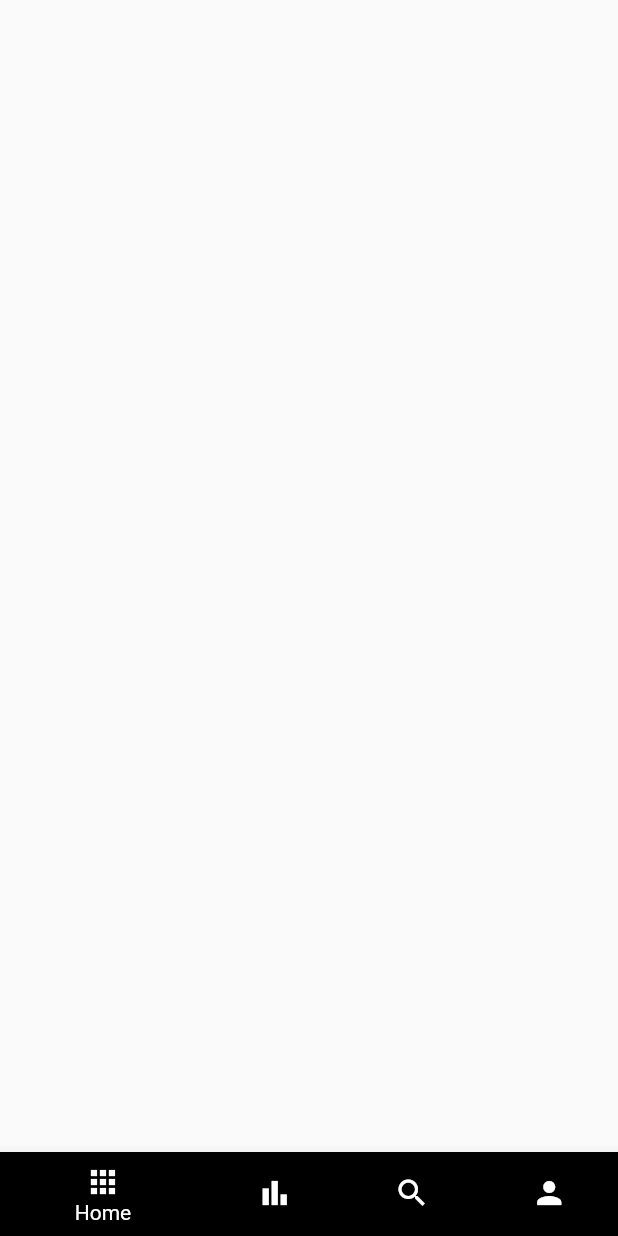
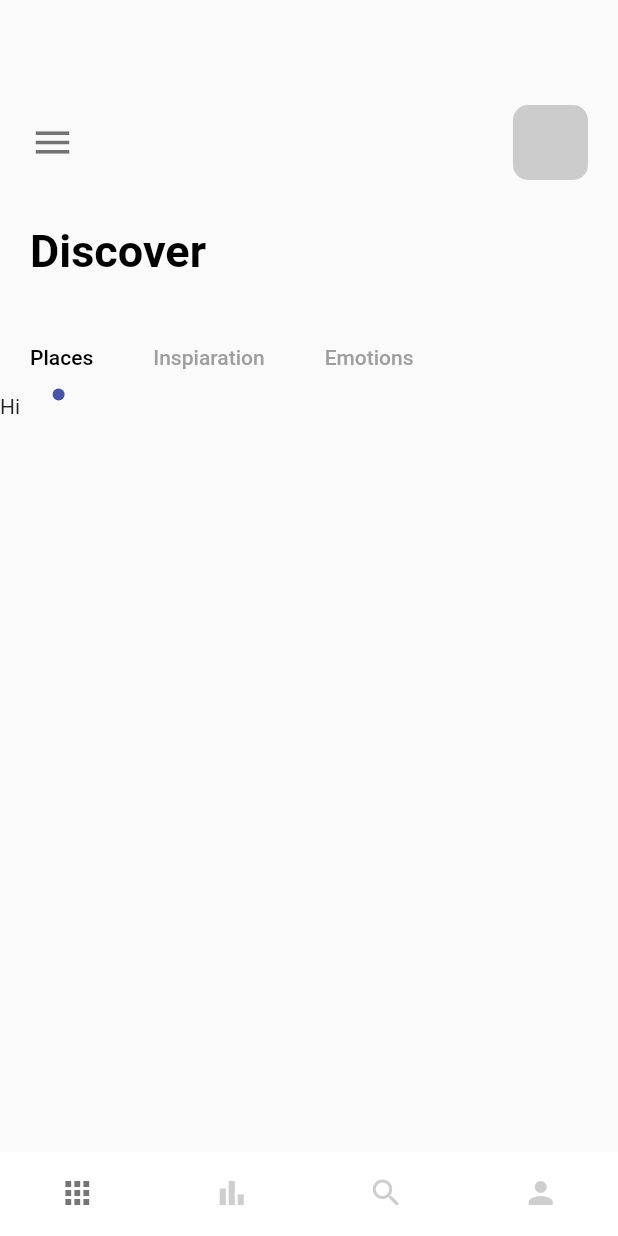
Before and after one commit to alibiz4002/sayakhat, a Flutter app: the screen it shows after launch, on a phone screen of 412 x 824 dp. Run offline on Flutter 3.47's test engine with Material 2 defaults, Android fonts, the phone set to English and light mode, and no system bars.

Commit message:
added Tapbar

```diff
--- a/lib/main.dart
+++ b/lib/main.dart
@@ -20,5 +20,5 @@ class MyApp extends StatelessWidget {
         home: const MainPaveView());
   }
 }
-//WelcomePage()
+//WelcomePage
 // MainPaveView()
--- a/lib/pages/navpages/home_view.dart
+++ b/lib/pages/navpages/home_view.dart
@@ -1,6 +1,7 @@
+import 'package:flutter/material.dart';
+import 'package:travel_app/tools/colors/colors.dart';
 
-
-import 'package:flutter/material.dart';
+import '../../widgets/app_large_text.dart';
 
 class HomeView extends StatefulWidget {
   const HomeView({super.key});
@@ -9,9 +10,111 @@ class HomeView extends StatefulWidget {
   State<HomeView> createState() => _HomeViewState();
 }
 
-class _HomeViewState extends State<HomeView> {
+class _HomeViewState extends State<HomeView> with TickerProviderStateMixin {
   @override
   Widget build(BuildContext context) {
-    return Container();
+    TabController _tabController = TabController(length: 3, vsync: this);
+    return Scaffold(
+      body: Column(
+        crossAxisAlignment: CrossAxisAlignment.start,
+        children: [
+          //menu text
+          Container(
+            padding: const EdgeInsets.only(top: 70, left: 20),
+            child: Row(
+              children: [
+                const Icon(Icons.menu, size: 30, color: Colors.black54),
+                Expanded(child: Container()),
+                Container(
+                  margin: const EdgeInsets.only(right: 20),
+                  width: 50,
+                  height: 50,
+                  decoration: BoxDecoration(
+                    borderRadius: BorderRadius.circular(10),
+                    color: Colors.grey.withOpacity(0.5),
+                  ),
+                ),
+              ],
+            ),
+          ),
+          const SizedBox(
+            height: 30,
+          ),
+          // Discover text
+          Container(
+            margin: const EdgeInsets.only(left: 20),
+            child: const AppLargeTextWidget(
+              text: 'Discover',
+            ),
+          ),
+          const SizedBox(
+            height: 30,
+          ),
+          //tabbar
+          Container(
+            child: Align(
+              alignment: Alignment.centerLeft,
+              child: TabBar(
+                  labelPadding: const EdgeInsets.only(left: 20, right: 20),
+                  controller: _tabController,
+                  labelColor: Colors.black,
+                  unselectedLabelColor: Colors.grey,
+                  isScrollable: true,
+                  indicatorSize: TabBarIndicatorSize.label,
+                  indicator:
+                      CircleTabindicator(color: Appcolors.mainColor, radius: 4),
+                  tabs: const [
+                    Tab(text: 'Places'),
+                    Tab(text: 'Inspiaration'),
+                    Tab(text: 'Emotions'),
+                  ]),
+            ),
+          ),
+          Container(
+            height: 300,
+            width: double.maxFinite,
+            child: TabBarView(
+              controller: _tabController,
+              children: const [
+                Text('Hi'),
+                Text('There'),
+                Text('Bye'),
+              ],
+            ),
+          )
+        ],
+      ),
+    );
   }
 }
+
+class CircleTabindicator extends Decoration {
+  final Color color;
+  final double radius;
+
+  const CircleTabindicator({required this.color, required this.radius});
+
+  @override
+  BoxPainter createBoxPainter([VoidCallback? onChanged]) {
+    return _CirclePainter(color: color, radius: radius);
+  }
+}
+
+class _CirclePainter extends BoxPainter {
+  final Color color;
+  final double radius;
+
+  _CirclePainter({required this.color, required this.radius});
+
+  @override
+  void paint(Canvas canvas, Offset offset, ImageConfiguration configuration) {
+    Paint _paint = Paint();
+    _paint.color = color;
+    _paint.isAntiAlias = true;
+    final Offset circleOffset = Offset(
+        configuration.size!.width / 2 - radius / 2, configuration.size!.height);
+    canvas.drawCircle(offset + circleOffset, radius, _paint);
+  }
+}
+
+// 1:30
--- a/lib/pages/navpages/main_view.dart
+++ b/lib/pages/navpages/main_view.dart
@@ -19,29 +19,48 @@ class _MainPaveViewState extends State<MainPaveView> {
     SearchView(),
     ProfileView(),
   ];
+  int currentindex = 0;
+  void onTap(int index) {
+    setState(() {
+      currentindex = index;
+    });
+  }
+
   @override
   Widget build(BuildContext context) {
     return Scaffold(
-      body: pages[0],
-      bottomNavigationBar: BottomNavigationBar(items: const [
+      backgroundColor: Colors.white,
+      body: pages[currentindex],
+      bottomNavigationBar: BottomNavigationBar(
+        unselectedFontSize: 0,
+        selectedFontSize: 0,
+        type: BottomNavigationBarType.fixed,
+        backgroundColor: Colors.white,
+          onTap: onTap,
+          currentIndex: currentindex,
+          selectedItemColor: Colors.black54,
+          unselectedItemColor: Colors.grey.withOpacity(0.5),
+          showUnselectedLabels: false,
+          showSelectedLabels: false,
+          elevation: 0,
+          items: const [
             BottomNavigationBarItem(
               label: 'Home',
               icon: Icon(Icons.apps),
-            backgroundColor: Colors.black),
+            ),
             BottomNavigationBarItem(
               label: 'Bar',
               icon: Icon(Icons.bar_chart_sharp),
-            backgroundColor: Colors.black),
+            ),
             BottomNavigationBarItem(
               label: 'Search',
               icon: Icon(Icons.search),
-            backgroundColor: Colors.black),
+            ),
             BottomNavigationBarItem(
               label: 'Ptofile',
               icon: Icon(Icons.person),
-            backgroundColor: Colors.black),
+            ),
           ]),
     );
   }
 }
-//52:23
--- a/pubspec.yaml
+++ b/pubspec.yaml
@@ -46,7 +46,7 @@ dev_dependencies:
   # activated in the `analysis_options.yaml` file located at the root of your
   # package. See that file for information about deactivating specific lint
   # rules and activating additional ones.
-  flutter_lints: ^2.0.0
+  flutter_lints: ^2.0.1
 
 # For information on the generic Dart part of this file, see the
 # following page: https://dart.dev/tools/pub/pubspec
```
Also changed, not shown: assets/icons/menu.webp (added). Lines whose indentation alone changed are shown as unchanged.
